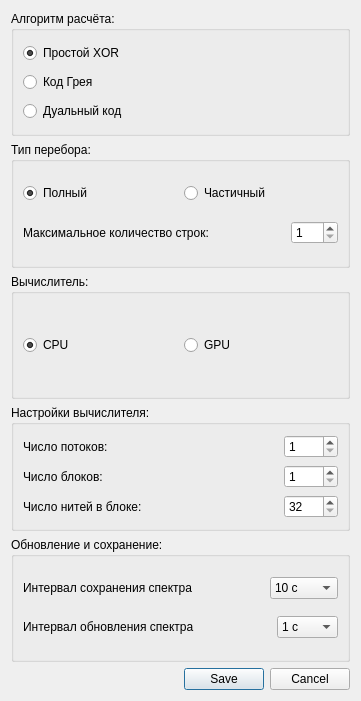
Above: ui/settingsdialog.ui from Maxmaxgggg/Spectrum before the change. Below: the same form after it.
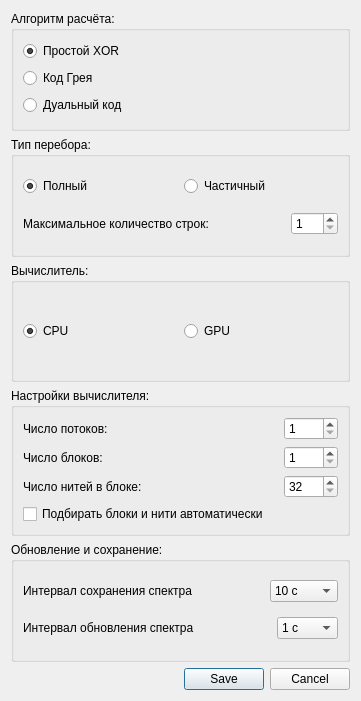
That is the form after the change. Icons and pictures are not drawn.

```diff
--- a/ui/settingsdialog.ui
+++ b/ui/settingsdialog.ui
@@ -220,6 +220,16 @@
         </property>
        </widget>
       </item>
+      <item row="3" column="0" colspan="3">
+       <widget class="QCheckBox" name="autoTuneGridCHB">
+        <property name="text">
+         <string>Подбирать блоки и нити автоматически</string>
+        </property>
+        <property name="toolTip">
+         <string>Перед расчётом программа замерит несколько вариантов сетки на самой матрице и возьмёт лучший. Замер занимает доли секунды; на коротких задачах он не проводится.</string>
+        </property>
+       </widget>
+      </item>
      </layout>
     </widget>
    </item>
```
